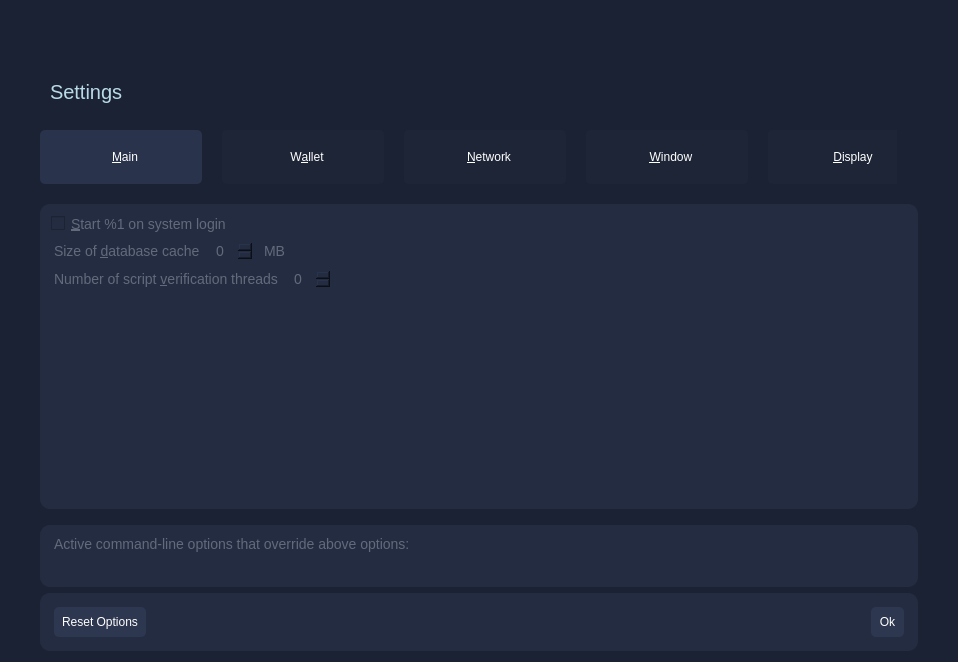
This is src/qt/forms/optionsdialog.ui in TrezarCoin/TrezarCoin as Qt 5 draws it before an edit. The edited form follows.
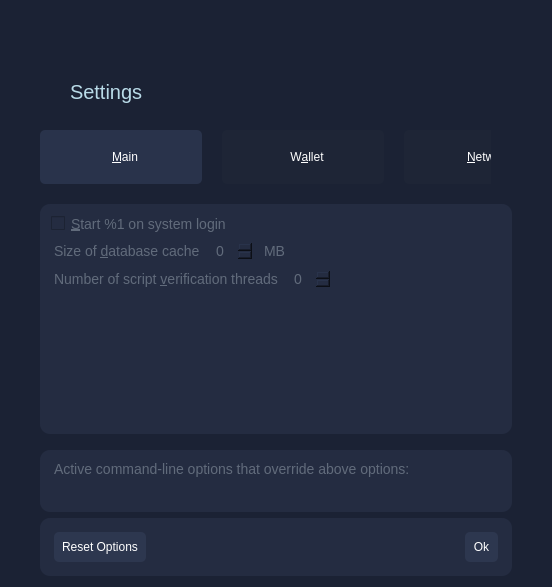
This is the edited form. Custom widgets are drawn as their Qt base class.

What changed in the file:
```diff
--- a/src/qt/forms/optionsdialog.ui
+++ b/src/qt/forms/optionsdialog.ui
@@ -6,8 +6,8 @@
    <rect>
     <x>0</x>
     <y>0</y>
-    <width>958</width>
-    <height>662</height>
+    <width>541</width>
+    <height>587</height>
    </rect>
   </property>
   <property name="windowTitle">
@@ -41,6 +41,9 @@
      </property>
      <item>
       <layout class="QHBoxLayout" name="horizontalLayout">
+       <property name="leftMargin">
+        <number>20</number>
+       </property>
        <item>
         <spacer name="horizontalSpacer">
          <property name="orientation">
```
